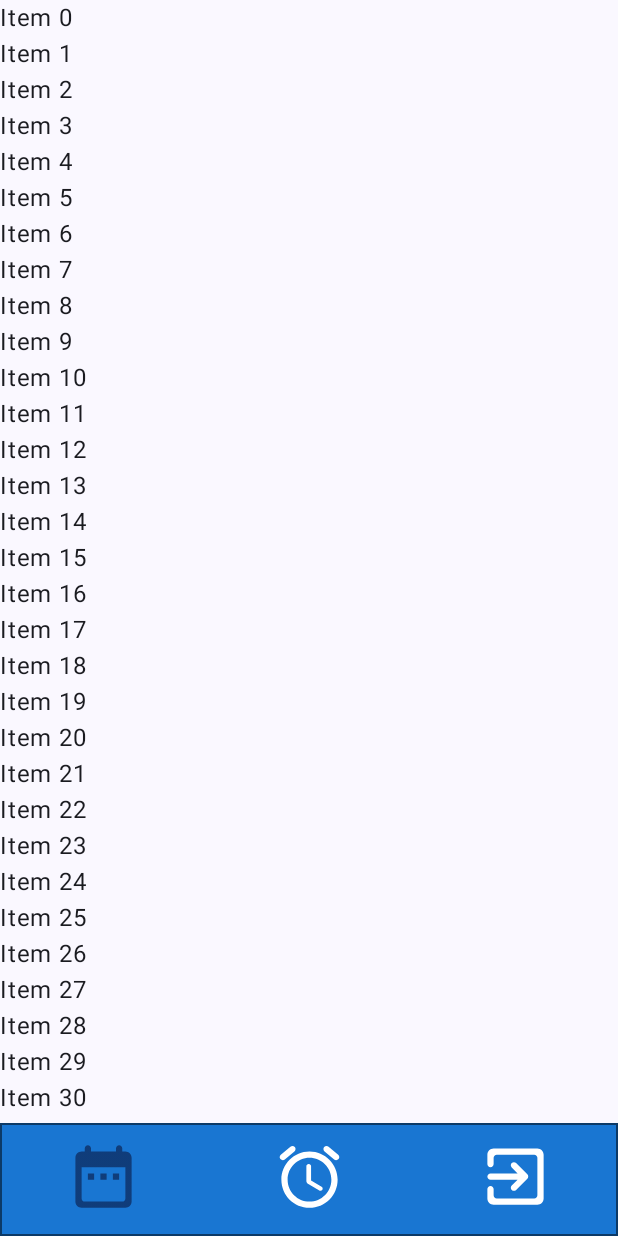
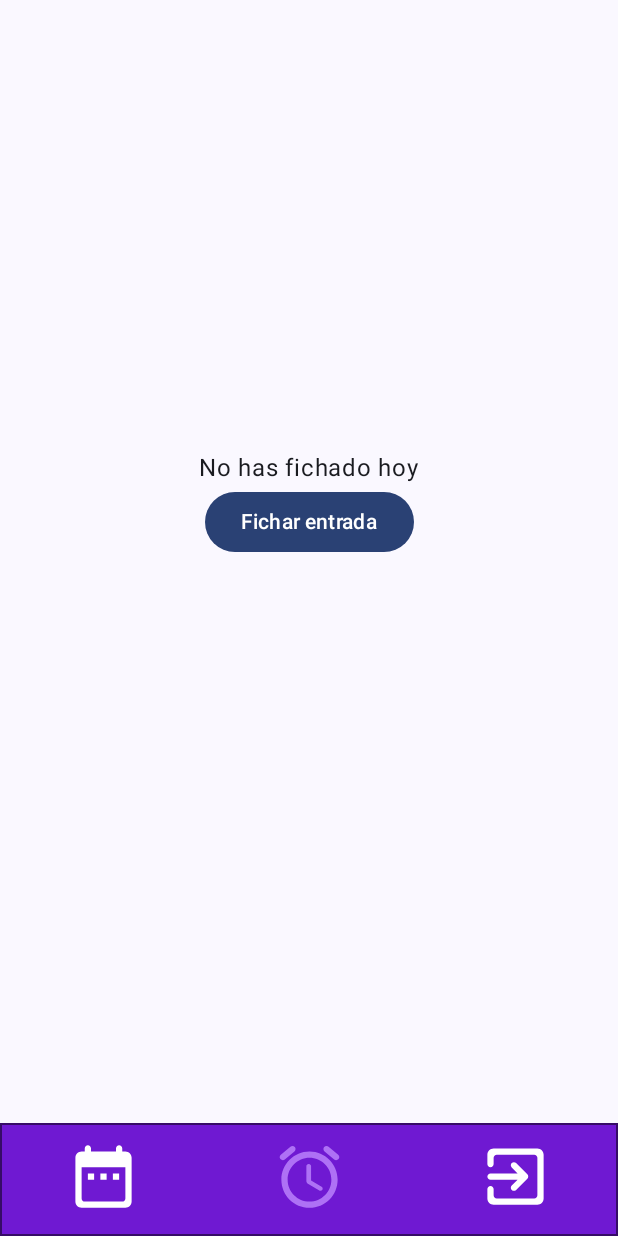
Before and after one commit to 7FULL/FICHAJE, an Android app built with Jetpack Compose: the composable Fichajes shown on its own in the app's theme, on a phone screen of 412 x 824 dp. Run offline under Robolectric (Android 15) with nearby library versions, the phone set to English and light mode, and no system bars; our stand-ins replace livedata-compose; 1 statement that could not run was skipped.

Commit message:
Fichajes done

```diff
--- a/app/src/main/java/com/full/fichaje/MainActivity.kt
+++ b/app/src/main/java/com/full/fichaje/MainActivity.kt
@@ -72,7 +72,7 @@ fun OptionsBar(modifier: Modifier = Modifier, selectedIcon: Int) {
             modifier = Modifier
                 .fillMaxWidth()
                 .requiredHeight(height = 75.dp)
-                .background(color = Color(0xFF1976D2))
+                .background(color = Color(0xFF6F19D2))
                 .border(border = BorderStroke(1.dp, Color.Black.copy(alpha = 0.51f))))
         Row(modifier.fillMaxWidth()){
 
@@ -83,7 +83,7 @@ fun OptionsBar(modifier: Modifier = Modifier, selectedIcon: Int) {
                         .fillMaxWidth()
                 ){
                     Icon(
-                        tint = if (selectedIcon == 0) Color(R.color.primaryDescendant) else Color.White,
+                        tint = if (selectedIcon == 0) Color(0xFFAE71F5) else Color.White,
                         imageVector = Icons.Rounded.AssuredWorkload,
                         contentDescription = "Vector",
                         modifier = Modifier
@@ -104,7 +104,7 @@ fun OptionsBar(modifier: Modifier = Modifier, selectedIcon: Int) {
                     .fillMaxWidth()
             ){
                 Icon(
-                    tint = if (selectedIcon == 1) Color(R.color.primaryDescendant) else Color.White,
+                    tint = if (selectedIcon == 1) Color(0xFFAE71F5) else Color.White,
                     imageVector = Icons.Rounded.DateRange,
                     contentDescription = "Vector",
                     modifier = Modifier
@@ -120,7 +120,7 @@ fun OptionsBar(modifier: Modifier = Modifier, selectedIcon: Int) {
                     .fillMaxWidth()
             ){
                 Icon(
-                    tint = if (selectedIcon == 2) Color(R.color.primaryDescendant) else Color.White,
+                    tint = if (selectedIcon == 2) Color(0xFFAE71F5) else Color.White,
                     imageVector = Icons.Rounded.AccessAlarm,
                     contentDescription = "Vector",
                     modifier = Modifier
--- a/app/src/main/java/com/full/fichaje/models/User.kt
+++ b/app/src/main/java/com/full/fichaje/models/User.kt
@@ -7,5 +7,6 @@ data class User(
     val surname: String,
     val email: String,
     val password: String,
+    val fichajes: ArrayList<Fichaje>,
     val role: Role,
-){ constructor(): this("", "", "", "", "", "", Role.NONE) }
+){ constructor(): this("", "", "", "", "", "", ArrayList(), Role.NONE) }
--- a/app/src/main/java/com/full/fichaje/network/API.kt
+++ b/app/src/main/java/com/full/fichaje/network/API.kt
@@ -13,7 +13,8 @@ import retrofit2.converter.gson.GsonConverterFactory
 
 //https://developer.android.com/studio/run/emulator-networking
 //Tenemos que poner 10.0.2.2 en vez de localhost porque estamos en un emulador
-private val BASE_URL = "http://10.0.2.2:8080/"
+//private val BASE_URL = "http://10.0.2.2:8080/"
+private val BASE_URL = "https://fichaje-backend.onrender.com/"
 
 private val httpClient = OkHttpClient.Builder().addInterceptor(
     BasicAuthInterceptor("user", "user")).build()
--- a/app/src/main/java/com/full/fichaje/network/ApiService.kt
+++ b/app/src/main/java/com/full/fichaje/network/ApiService.kt
@@ -1,6 +1,7 @@
 package com.full.crm.network
 
 
+import com.full.fichaje.models.Fichaje
 import com.full.fichaje.models.User
 import retrofit2.Response
 import retrofit2.http.Body
@@ -30,6 +31,10 @@ interface ApiService {
 
     @POST("api/user/getUser")
     suspend fun getEmployee(@Body loginRequest: LoginRequest): Response<DataResponse<User>>
+
+    @POST("api/user/fichar")
+    suspend fun fichar(@Body fichajeRequest: FichajeRequest): Response<DataResponse<Boolean>>
 }
 
 data class LoginRequest(val username: String, val password: String)
+data class FichajeRequest(val username: String, val fichaje: Fichaje)
--- a/app/src/main/java/com/full/fichaje/ui/theme/fichar/FicharScreen.kt
+++ b/app/src/main/java/com/full/fichaje/ui/theme/fichar/FicharScreen.kt
@@ -6,9 +6,13 @@ import androidx.compose.foundation.layout.Row
 import androidx.compose.foundation.layout.fillMaxWidth
 import androidx.compose.foundation.layout.padding
 import androidx.compose.foundation.lazy.LazyColumn
+import androidx.compose.material3.Button
 import androidx.compose.material3.Scaffold
 import androidx.compose.material3.Text
 import androidx.compose.runtime.Composable
+import androidx.compose.runtime.getValue
+import androidx.compose.runtime.livedata.observeAsState
+import androidx.compose.ui.Alignment
 import androidx.compose.ui.Modifier
 import androidx.compose.ui.unit.dp
 import com.full.fichaje.OptionsBar
@@ -18,22 +22,49 @@ import java.util.Calendar
 @SuppressLint("UnusedMaterial3ScaffoldPaddingParameter")
 @Composable
 fun Fichajes(modifier: Modifier = Modifier, ficharViewModel: FicharViewModel) {
+    val haFichado: Boolean by ficharViewModel.haFichado.observeAsState(false)
+    val haFichadoEntrada: Boolean by ficharViewModel.ficharEntrada.observeAsState(false)
 
-    Scaffold(bottomBar = { OptionsBar(modifier = Modifier.padding(top = 5.dp),selectedIcon = 1) }) {
-        Column {
+    val fichajeEntrada: Calendar by ficharViewModel.fechaEntrada.observeAsState(Calendar.getInstance())
+    val fichajeSalida: Calendar by ficharViewModel.fechaSalida.observeAsState(Calendar.getInstance())
+
+    Scaffold(bottomBar = { OptionsBar(modifier = Modifier.padding(top = 5.dp),selectedIcon = 2) }) {
+        Column(modifier = modifier
+            .fillMaxWidth()
+            .padding(top = 300.dp)) {
+            Row(modifier = Modifier.align(Alignment.CenterHorizontally)) {
+                if (!haFichado && !haFichadoEntrada) {
+                    Text(text = "No has fichado hoy")
+                } else if (!haFichado && haFichadoEntrada) {
+                    Text(text = "Hora de entrada: ${if (fichajeEntrada.get(Calendar.HOUR_OF_DAY)+1 < 10) "0${fichajeEntrada.get(Calendar.HOUR_OF_DAY)+1}" else fichajeEntrada.get(Calendar.HOUR_OF_DAY)+1}:" +
+                            "${if (fichajeEntrada.get(Calendar.MINUTE) < 10) "0${fichajeEntrada.get(Calendar.MINUTE)}" else fichajeEntrada.get(Calendar.MINUTE)}")
+                }
+            }
+            Row(modifier = Modifier.align(Alignment.CenterHorizontally)){
+                if (!haFichado && !haFichadoEntrada) {
+                    Button(onClick = {
+                        ficharViewModel.fichar()
+                    }) {
+                        Text(text = "Fichar entrada")
+                    }
+                } else if (!haFichado && haFichadoEntrada) {
+                    Button(onClick = {
+                        ficharViewModel.fichar()
+                    }) {
+                        Text(text = "Fichar salida")
+                    }
+                }else{
+                    Text(text = "Ya has fichado hoy")
+                }
+            }
+            Row(modifier = Modifier.align(Alignment.CenterHorizontally)){
+                if (haFichado){
+                    Text(text = "Has trabajado ${fichajeSalida.get(Calendar.HOUR_OF_DAY) - fichajeEntrada.get(Calendar.HOUR_OF_DAY)} horas y ${fichajeSalida.get(Calendar.MINUTE) - fichajeEntrada.get(Calendar.MINUTE)} minutos")
+                }
+            }
+            //Contador con el tiempo que lleva trabajado hoy
             Row {
 
-            }
-            Row(modifier = Modifier.padding(bottom = 75.dp)) {
-                LazyColumn(
-                    content =
-                    {
-                        items(100) {
-                            Text(text = "Item $it")
-                        }
-                    },
-                    modifier = Modifier.fillMaxWidth()
-                )
             }
         }
     }
--- a/app/src/main/java/com/full/fichaje/ui/theme/login/LoginViewModel.kt
+++ b/app/src/main/java/com/full/fichaje/ui/theme/login/LoginViewModel.kt
@@ -70,7 +70,7 @@ class LoginViewModel: ViewModel() {
 
     fun onLoginChanged(username: String, password: String) {
         _username.value = username
-        if (password.length < 11) {
+        if (password.length < 15) {
             _password.value = password
         }
 
```
Also changed, not shown: app/src/main/java/com/full/fichaje/models/Fichaje.kt (added, +18 -0 lines), app/src/main/java/com/full/fichaje/ui/theme/fichar/FicharViewModel.kt (+144 -0 lines), app/src/main/java/com/full/fichaje/ui/theme/login/LoginScreen.kt (+12 -6 lines).
